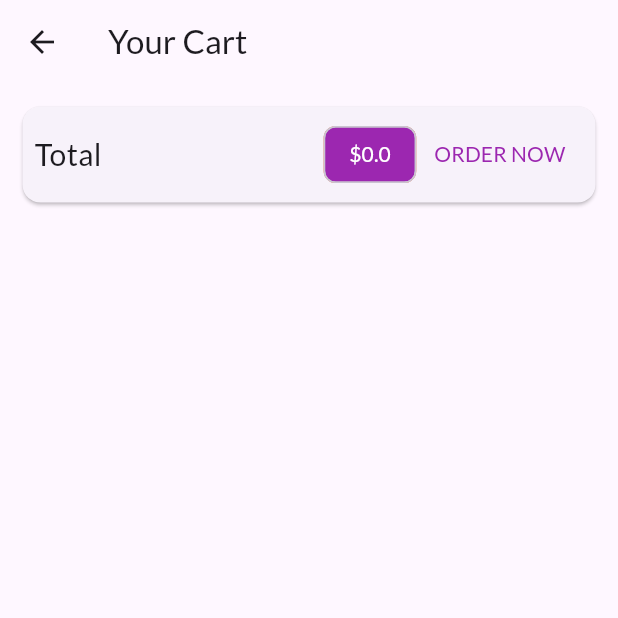
After one commit to hendrikvdkaaden/o-reilly-shop-app-flutter, a Flutter app: the CartScreen screen opened by its route, on a phone screen of 412 x 824 dp, the top half of it. The commit adds this screen. Run offline on Flutter 3.47's test engine with Material 3 defaults, Android fonts, the phone set to English and light mode, and no system bars; network calls fail.

Commit message:
Items in cart can be deleted

```diff
--- a/lib/main.dart
+++ b/lib/main.dart
@@ -2,6 +2,7 @@ import 'package:flutter/material.dart';
 import 'package:provider/provider.dart';
 import 'package:shop/providers/cart.dart';
 import 'package:shop/providers/products_providers.dart';
+import 'package:shop/screens/cart_screen.dart';
 import 'package:shop/screens/product_detail_screen.dart';
 import 'package:shop/screens/products_overview_screen.dart';
 
@@ -32,6 +33,7 @@ class MyApp extends StatelessWidget {
           home: const ProductOverviewScreen(),
           routes: {
             ProductDetailScreen.routeName: (ctx) => ProductDetailScreen(),
+            CartScreen.routeName: (ctx) => CartScreen(),
           }
       ),
     );
--- a/lib/providers/cart.dart
+++ b/lib/providers/cart.dart
@@ -24,6 +24,14 @@ class Cart with ChangeNotifier {
     return _items.isEmpty ? 0 : _items.length;
   }
 
+  double get totalAmount {
+    var total = 0.0;
+    _items.forEach((key, cartItem) {
+      total += cartItem.price * cartItem.quantity;
+    });
+    return total;
+  }
+
   void addItem(String productId, double price, String title) {
     if (_items.containsKey(productId)) {
       _items.update(
@@ -46,4 +54,9 @@ class Cart with ChangeNotifier {
     }
     notifyListeners();
   }
+
+  void removeItem(String productId) {
+    _items.remove(productId);
+    notifyListeners();
+  }
 }
--- /dev/null
+++ b/lib/screens/cart_screen.dart
@@ -0,0 +1,72 @@
+import 'package:flutter/material.dart';
+import 'package:provider/provider.dart';
+import 'package:shop/providers/cart.dart';
+import 'package:shop/widgets/cart_tile_item.dart';
+
+class CartScreen extends StatelessWidget {
+  const CartScreen({super.key});
+
+  static const routeName = '/cart';
+
+  @override
+  Widget build(BuildContext context) {
+    final cart = Provider.of<Cart>(context);
+    final theme = Theme.of(context);
+    return Scaffold(
+      appBar: AppBar(
+        title: Text('Your Cart'),
+      ),
+      body: Column(
+        children: [
+          Card(
+            margin: EdgeInsets.all(15),
+            child: Padding(
+              padding: EdgeInsets.all(8),
+              child: Row(
+                mainAxisAlignment: MainAxisAlignment.spaceBetween,
+                children: [
+                  const Text(
+                    'Total',
+                    style: TextStyle(
+                      fontSize: 20,
+                    ),
+                  ),
+                  Spacer(),
+                  Chip(
+                    label: Text(
+                      '\$${cart.totalAmount}',
+                      style: TextStyle(color: Colors.white),
+                    ),
+                    backgroundColor: theme.primaryColor,
+                  ),
+                  TextButton(
+                    onPressed: () {},
+                    child: Text(
+                      'ORDER NOW',
+                    ),
+                    style: ButtonStyle(
+                        foregroundColor: MaterialStatePropertyAll<Color>(
+                            theme.primaryColor)),
+                  )
+                ],
+              ),
+            ),
+          ),
+          const SizedBox(
+            height: 10,
+          ),
+          Expanded(
+              child: ListView.builder(
+            itemBuilder: (ctx, i) => CartItemTile(
+                id: cart.items.values.toList()[i].id,
+                productId: cart.items.keys.toList()[i],
+                title: cart.items.values.toList()[i].title,
+                price: cart.items.values.toList()[i].price,
+                quantity: cart.items.values.toList()[i].quantity),
+            itemCount: cart.items.length,
+          ))
+        ],
+      ),
+    );
+  }
+}
--- a/lib/screens/products_overview_screen.dart
+++ b/lib/screens/products_overview_screen.dart
@@ -1,6 +1,7 @@
 import 'package:flutter/material.dart';
 import 'package:provider/provider.dart';
 import 'package:shop/providers/cart.dart';
+import 'package:shop/screens/cart_screen.dart';
 import 'package:shop/widgets/product_grid.dart';
 import '../widgets/badge.dart';
 
@@ -52,7 +53,9 @@ class _ProductOverviewScreenState extends State<ProductOverviewScreen> {
                   icon: const Icon(
                       Icons.shopping_cart
                   ),
-                  onPressed: () {  },
+                  onPressed: () {
+                    Navigator.of(context).pushNamed(CartScreen.routeName);
+                  },
                 ),
 
               ),
```
Also changed, not shown: lib/widgets/cart_tile_item.dart (added, +59 -0 lines).
